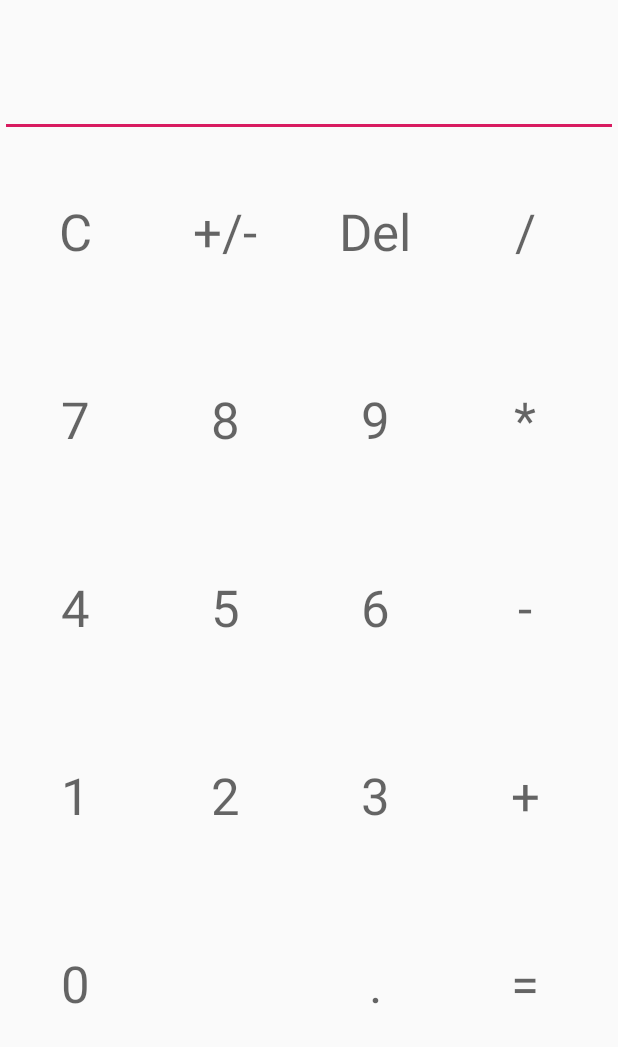
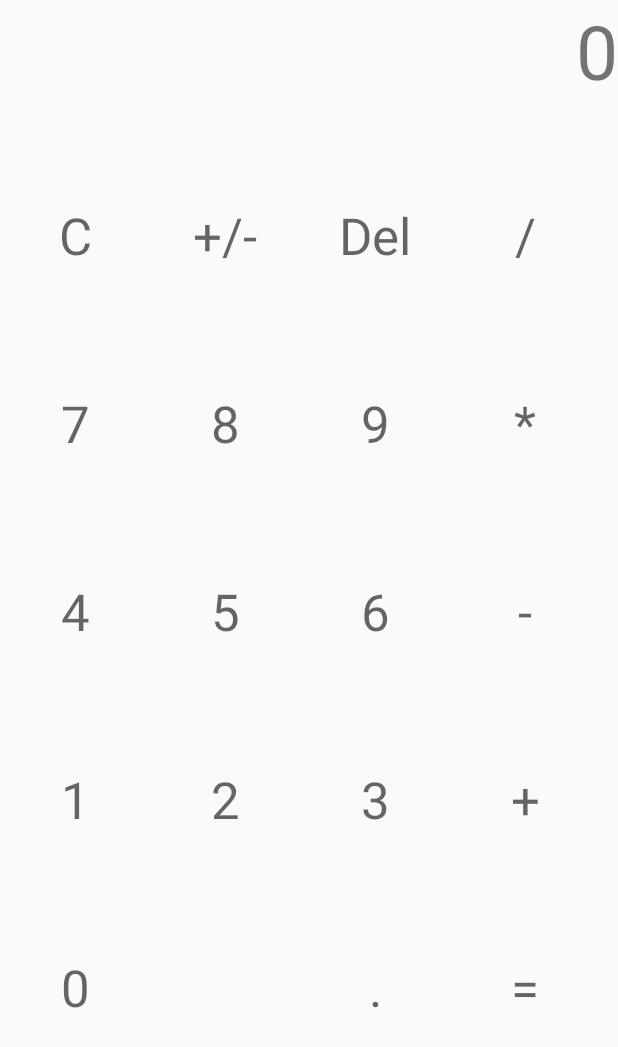
Before and after one commit to JosephCantrell/Calculator, an Android app: the layout calculator.xml on its own in the app's theme, with its tools: preview values and no code run, on a phone screen of 412 x 824 dp. Shown: the top 1047 px of the screen. Run offline under Robolectric (Android 15) with nearby library versions, the phone set to English and light mode, and no system bars.

Commit message:
Added rounding functionality
To prevent random .00001 or .99999 results, i implemented a rounding function that rounds to the 4th decimal. This is applicable to the project.

Added text resizing. The more numbers that are typed, the display for numbers gets smaller until a max of 20 numbers. after 20, there is no longer a resize.

```diff
--- a/app/src/main/java/com/example/calculator/model/Calculator.java
+++ b/app/src/main/java/com/example/calculator/model/Calculator.java
@@ -112,6 +112,7 @@ public class Calculator {
                 second = endNumbers[1+i];
             }
 
+
             if(operators.charAt(i) == '/'){ // Division
                 result = first / second;
             }
@@ -126,8 +127,10 @@ public class Calculator {
             }
 
         }
+        double temp = (double) Math.round(result * 10000.0)/10000.0;
 
-        calculationString = Float.toString(result);
+
+        calculationString = Float.toString((float)temp);
 
         Log.i(TAG, "calculation string : "+calculationString);
 
--- a/app/src/main/res/layout/calculator.xml
+++ b/app/src/main/res/layout/calculator.xml
@@ -7,13 +7,14 @@
     tools:context="com.example.calculator.view.CalculatorActivity">
 
 
-
-    <EditText
+    <TextView
         android:id="@+id/CalculatorText"
         android:layout_width="match_parent"
-        android:layout_height="91dp"
-        android:ems="10"
-        android:inputType="number" />
+        android:layout_height="94dp"
+        android:text="0"
+        android:textAlignment="textEnd"
+        android:textSize="50sp" />
+
     <GridLayout
         android:id="@+id/buttonGrid"
         android:layout_width="wrap_content"
```
Also changed, not shown: app/src/main/java/com/example/calculator/view/CalculatorActivity.java (+20 -0 lines).
